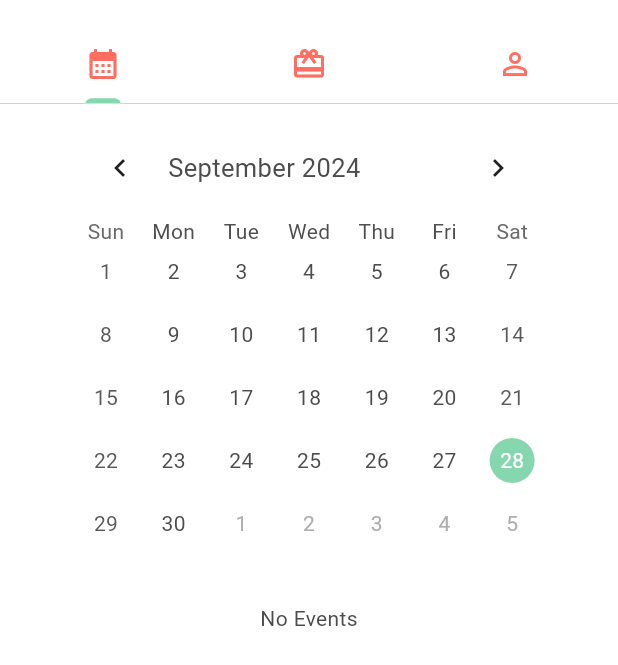
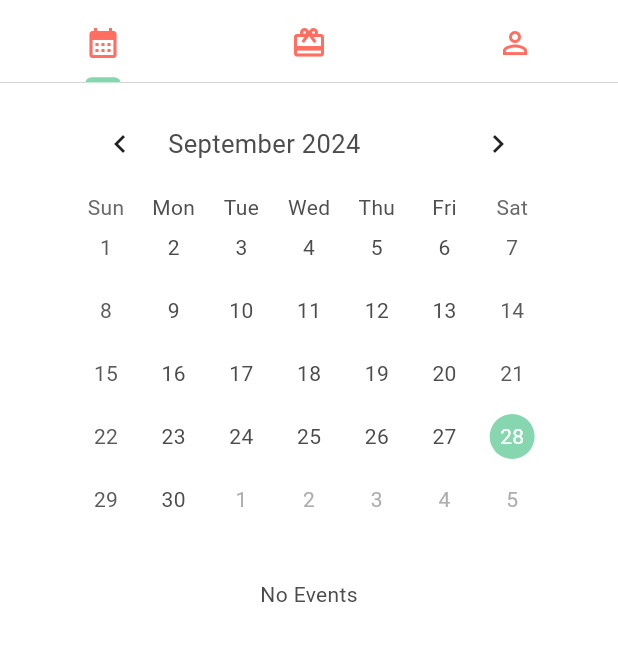
Before and after one commit to nommmy/gift_memo, a Flutter app: the screen it shows after launch, on a phone screen of 412 x 824 dp. Shown: the top 665 px of the screen. Run offline on Flutter 3.47's test engine with Material 3 defaults, Android fonts, the phone set to English and light mode, and no system bars; drawn by our look-alikes of table_calendar; our stand-ins replace flutter_dotenv, freezed_annotation, supabase_flutter; accounts and stored records are empty; network calls fail; statements that could not run were skipped.

Commit message:
スクロール不要な高さの時に余計な余白が生まれてスクロールできてしまう問題を修正

```diff
--- a/lib/components/home/tabbed_app_bar.dart
+++ b/lib/components/home/tabbed_app_bar.dart
@@ -7,10 +7,8 @@ class TabbedAppBar extends StatelessWidget implements PreferredSizeWidget {
 
   @override
   Widget build(BuildContext context) {
-    return SliverAppBar(
-      expandedHeight: 70,
-      pinned: true,
-      floating: true,
+    return AppBar(
+      backgroundColor: Colors.white,
       bottom: TabBar(
         tabs: icons
             .map((icon) => Tab(icon: Icon(icon, color: Theme.of(context).colorScheme.primary)))
--- a/lib/main.dart
+++ b/lib/main.dart
@@ -47,17 +47,13 @@ class MyHomePage extends StatefulWidget {
 class _MyHomePageState extends State<MyHomePage> {
   @override
   Widget build(BuildContext context) {
-    return DefaultTabController(
+    return const DefaultTabController(
         length: 3,
         child: Scaffold(
-          body: NestedScrollView(
-              headerSliverBuilder: (BuildContext context, bool innerBoxIsScrolled) {
-                return <Widget>[
-                  const TabbedAppBar(),
-                ];
-              },
-              body: const SafeArea(
-                top: false,
+          appBar: TabbedAppBar(),
+          body: SafeArea(
+            child: Padding(
+              padding: EdgeInsets.fromLTRB(0, 8, 0, 16),
               child: TabBarView(
                 children: [
                   CalendarView(),
@@ -65,7 +61,8 @@ class _MyHomePageState extends State<MyHomePage> {
                   Center(child: Icon(Icons.person_outline)),
                 ],
               ),
-              )),
+            ),
+          ),
         ));
   }
 }
--- a/lib/view/calendar_view.dart
+++ b/lib/view/calendar_view.dart
@@ -46,7 +46,7 @@ class _CalendarViewState extends State<CalendarView> {
         future: _anniversaryFuture,
         builder: (context, snapshot) {
           if (snapshot.connectionState == ConnectionState.done) {
-            return ListView(padding: const EdgeInsets.only(top: 10, bottom: 0), children: [
+            return ListView(children: [
               Padding(
                   padding: const EdgeInsets.symmetric(horizontal: 48),
                   child: Calendar(
```
Lines whose indentation alone changed are shown as unchanged.
